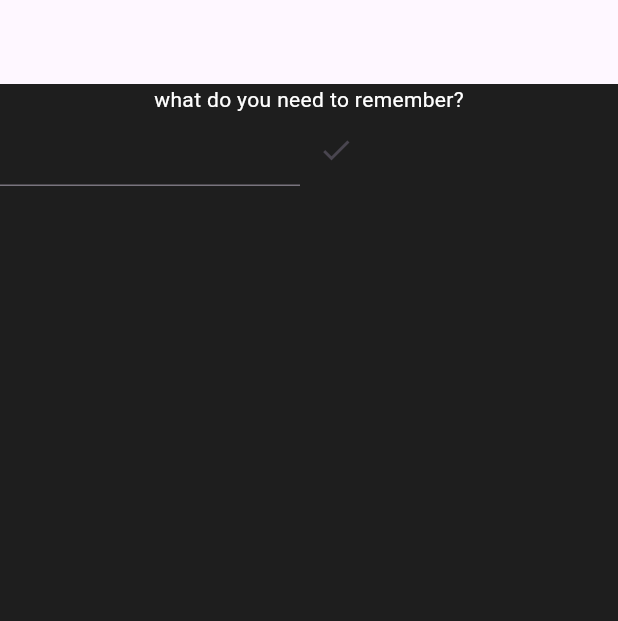
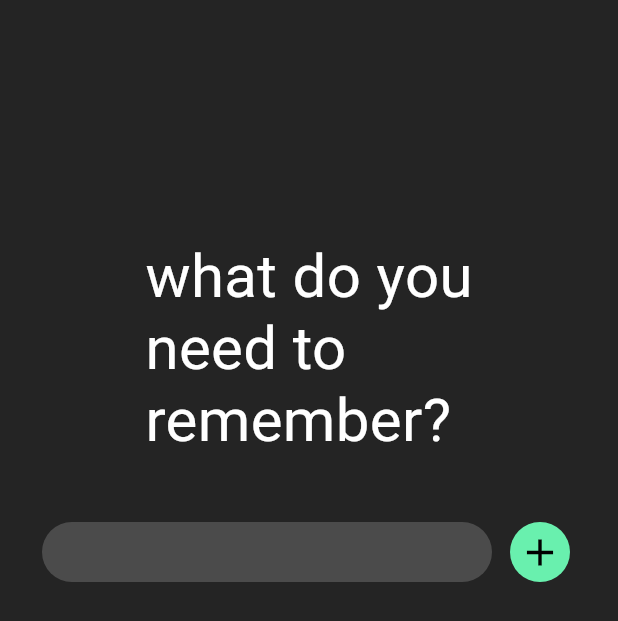
Before and after one commit to pa1nwizzard/to_do, a Flutter app: the screen it shows after launch, on a phone screen of 412 x 824 dp. Shown: the top 621 px of the screen. Run offline on Flutter 3.47's test engine with Material 3 defaults, Android fonts, the phone set to English and light mode, and no system bars.

```diff
--- a/lib/main.dart
+++ b/lib/main.dart
@@ -21,7 +21,7 @@ class MyApp extends StatelessWidget {
       debugShowCheckedModeBanner: false,
       debugShowMaterialGrid: false,
       theme: ThemeData(
-        scaffoldBackgroundColor: Color.fromARGB(255, 30, 30, 30)
+        scaffoldBackgroundColor: Color.fromARGB(255, 36, 36, 36)
       ),
       home: Home(),
     );
--- a/lib/pages/home.dart
+++ b/lib/pages/home.dart
@@ -15,29 +15,87 @@ class _HomeState extends State<Home> {
   @override
   Widget build(BuildContext context) {
     return Scaffold(
-      appBar: AppBar(),
-      body: Column(
+      appBar: AppBar(
+        backgroundColor: Color.fromARGB(255, 36, 36, 36),
+        surfaceTintColor: Color.fromARGB(255, 36, 36, 36),
+      ),
+      body: Padding(
+        padding: const EdgeInsets.all(8.0),
+        child: Column(
           children: [
-          Text(
-            'what do you need to remember?',
+            SizedBox(
+              height: 280,
+              child: Padding(
+                padding: const EdgeInsets.only(bottom: 40),
+                child: Align(
+                  alignment: AlignmentGeometry.bottomCenter,
+                  child: Text(
+                    'what do you\nneed to\nremember?',
                     style: TextStyle(
-              color: Colors.white
+                      color: Colors.white,
+                      fontSize: 40,
+                      height: 1.2
+                    ),
+                  ),
+                ),
               ),
             ),
             Row(
+              spacing: 8,
+              mainAxisAlignment: MainAxisAlignment.center,
               children: [
                 SizedBox(
-                width: 200,
+                  width: 300,
+                  height: 40,
+                  child: Theme(
+                    data: ThemeData(
+                      textSelectionTheme: const TextSelectionThemeData(
+                      cursorColor: Colors.greenAccent,
+                      selectionColor: Colors.greenAccent,
+                      selectionHandleColor: Colors.greenAccent,
+                    ),
+                    ),
                     child: TextField(
-                  decoration: InputDecoration(),
+                      cursorColor: Colors.greenAccent,
+
+                      maxLines: 1,
+                      maxLength: 40,
+                      decoration: InputDecoration(
+                        filled: true,
+                        counterText: "",
+                        fillColor: Color.fromARGB(255, 75, 75, 75),
+                        border: OutlineInputBorder(
+                          borderRadius: BorderRadius.circular(20),
+                          borderSide: BorderSide.none
+                        ),
+                        enabledBorder: OutlineInputBorder(
+                          borderRadius: BorderRadius.circular(20),
+                          borderSide: BorderSide.none
+                        ),
+                        focusedBorder: OutlineInputBorder(
+                          borderRadius: BorderRadius.circular(20),
+                          borderSide: BorderSide.none
+                        ),
+                        contentPadding: EdgeInsets.symmetric(vertical: 9, horizontal: 16),
+
+
+                      ),
                       style: TextStyle(
-                    color: Colors.black
+
+                        color: Colors.white,
                       ),
                       controller: _controller,
 
                     ),
                   ),
+                ),
                 IconButton(
+                  style: ElevatedButton.styleFrom(
+                    backgroundColor: Colors.greenAccent,
+                    iconColor: Colors.black,
+                    padding: EdgeInsets.zero,
+                    iconSize: 30
+                  ),
                   onPressed: () {
                     if (_controller.text.isEmpty) {
                       return;
@@ -47,8 +105,12 @@ class _HomeState extends State<Home> {
                     }
                     _controller.clear();
                   },
-                icon: const Icon(Icons.check))
+                  icon: const Icon(Icons.add)),
+
               ],
+            ),
+            Padding(
+              padding: EdgeInsetsGeometry.only(top: 16, bottom: 16),
             ),
             Expanded(
               child: ListView.builder(
@@ -60,6 +122,7 @@ class _HomeState extends State<Home> {
             )
           ],
         ),
+      ),
     );
   }
 }
--- a/lib/widgets/task_item.dart
+++ b/lib/widgets/task_item.dart
@@ -12,16 +12,23 @@ class TaskItem extends StatelessWidget {
     final provider = context.watch<TaskProvider>();
     final task = provider.tasks[index];
     return ListTile(
-      subtitle: Text(task.title),
-      title: ElevatedButton(
+      leading: Checkbox(
+        activeColor: Colors.greenAccent,
+        checkColor: Colors.black,
+        value: task.isDone,
+        onChanged: (_) => provider.toggleTask(index)
+      ),
+      title: Text(
+        task.title,
+        style: TextStyle(
+          color: Colors.white
+        ),
+      ),
+      trailing: IconButton(
         onPressed: () {
           provider.deleteTask(index);
         },
-        child: Text(''),
-      ),
-      trailing: Checkbox(
-        value: task.isDone,
-        onChanged: (_) => provider.toggleTask(index)
+        icon: Icon(Icons.delete),
       ),
     );
   }
```
Lines whose indentation alone changed are shown as unchanged.
